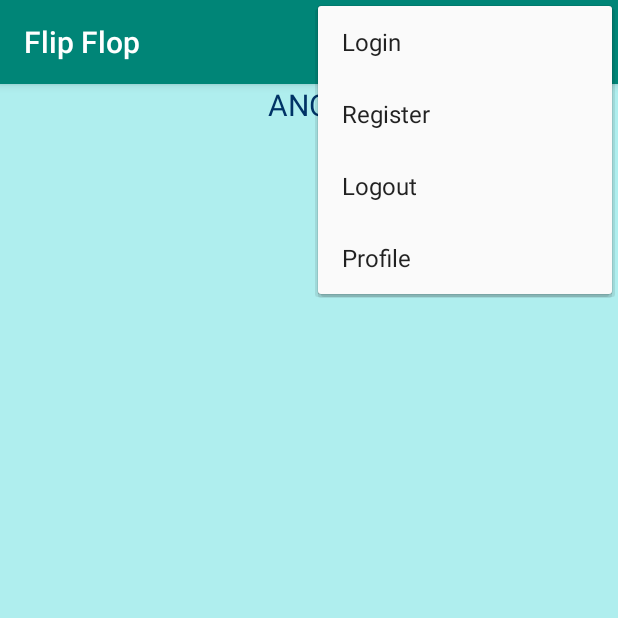
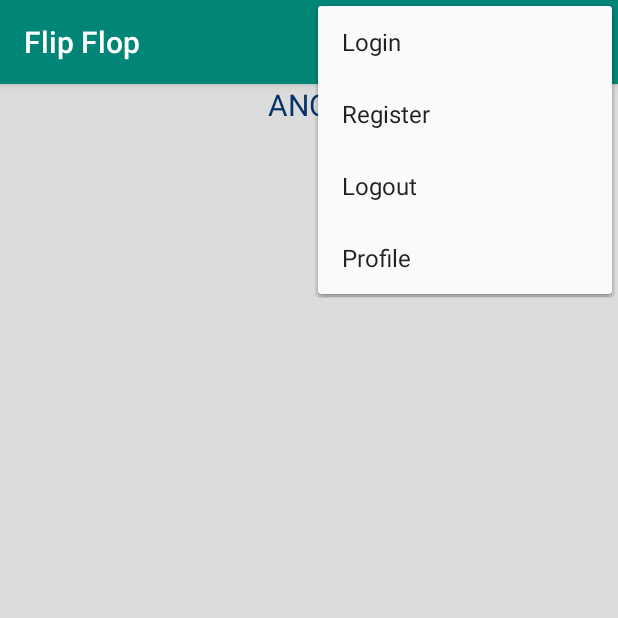
Before and after one commit to DatLombardo/MobileDevices-FlipFlop, an Android app: the screen it shows after launch (MainActivity), with the options menu open, on a phone screen of 412 x 824 dp, the top half of it. Run offline under Robolectric (Android 15) with nearby library versions, the phone set to English and light mode, and no system bars; our stand-ins replace Firebase (no records; nobody signed in at launch, a user with empty details on screens opened directly).

Commit message:
Removed unnecessary comments, Added Error Handling for login and register, Updated profile and comment xml

```diff
--- a/FlipFlop/app/src/main/java/ca/uoit/flip_flop/flipflop/LoginActivity.java
+++ b/FlipFlop/app/src/main/java/ca/uoit/flip_flop/flipflop/LoginActivity.java
@@ -77,6 +77,7 @@ public class LoginActivity extends AppCompatActivity {
                             finish();
                         } else {
                             // INVALID PASSWORD
+                            passwordField.setText("");
                             Toast.makeText(LoginActivity.this, "Invalid password entered", Toast.LENGTH_SHORT).show();
                         }
 
@@ -84,10 +85,12 @@ public class LoginActivity extends AppCompatActivity {
                     }
                 }
 
-                if (!found) {
+                if (!found || username == "" || password == "") {
                     // USER NOT FOUND
                     usernameField.setText("");
+                    usernameField.setError("Try entering username again!");
                     passwordField.setText("");
+                    passwordField.setError("Try entering password again!");
                     Toast.makeText(LoginActivity.this, "Username not found!", Toast.LENGTH_SHORT).show();
                 }
             }
--- a/FlipFlop/app/src/main/java/ca/uoit/flip_flop/flipflop/MainActivity.java
+++ b/FlipFlop/app/src/main/java/ca/uoit/flip_flop/flipflop/MainActivity.java
@@ -398,8 +398,8 @@ public class MainActivity extends AppCompatActivity {
      * start login activity
      */
     public void launchLogin() {
-        Intent intent = new Intent(this, LoginActivity.class);
-        startActivityForResult(intent, LOGIN_CODE);
+            Intent intent = new Intent(this, LoginActivity.class);
+            startActivityForResult(intent, LOGIN_CODE);
     }
 
     /**
--- a/FlipFlop/app/src/main/java/ca/uoit/flip_flop/flipflop/RegisterActivity.java
+++ b/FlipFlop/app/src/main/java/ca/uoit/flip_flop/flipflop/RegisterActivity.java
@@ -71,6 +71,7 @@ public class RegisterActivity extends AppCompatActivity {
         if (TextUtils.isEmpty(username) || TextUtils.isEmpty(password) || TextUtils.isEmpty(secondPass)){
             usernameField.setError("Username cannot be empty");
             passwordField.setError("Password cannot be empty");
+            confirmPassField.setError("Field can't be empty");
             return;
         } else if (password.equals(secondPass)) {
             ArrayList<User> userList =
@@ -78,6 +79,8 @@ public class RegisterActivity extends AppCompatActivity {
 
             for (User user : userList) {
                 if (username.equals(user.getUsername())) {
+                    usernameField.setText("");
+                    usernameField.setError("Pick a different username");
                     Toast.makeText
                             (this, "Username already exists", Toast.LENGTH_SHORT).show();
                     userExists = true;
--- a/FlipFlop/app/src/main/java/ca/uoit/flip_flop/flipflop/ShowDiscussionBoardActivity.java
+++ b/FlipFlop/app/src/main/java/ca/uoit/flip_flop/flipflop/ShowDiscussionBoardActivity.java
@@ -163,6 +163,8 @@ public class ShowDiscussionBoardActivity extends AppCompatActivity {
 
             addCommentSound.start();
             Toast.makeText(this, "Comment submitted", Toast.LENGTH_SHORT).show();
+            commentText.setText("");
+
         }
 
         // Hide keyboard
--- a/FlipFlop/app/src/main/res/layout/activity_main.xml
+++ b/FlipFlop/app/src/main/res/layout/activity_main.xml
@@ -9,7 +9,7 @@
     android:layout_height="match_parent"
     android:orientation="vertical"
     tools:context=".MainActivity"
-    android:background="@color/turquoise">
+    android:background="@color/light_white">
 
     <RelativeLayout
         android:id="@+id/topic_username"
@@ -23,12 +23,7 @@
             android:textSize="20sp"
             android:textColor="@color/darkBlue"
             android:text="ANON"/>
-        <Spinner
-            android:id="@+id/select_topic_spinner"
-            android:layout_width="0dp"
-            android:layout_height="wrap_content"
-            android:layout_below="@id/username"
-            />
+
     </RelativeLayout>
 
     <android.support.v7.widget.RecyclerView
@@ -39,18 +34,4 @@
         android:scrollbars="vertical"
         android:layout_margin="5dp"/>
 
-    <!-- TODO: Fix this
-    <android.support.v7.widget.RecyclerView
-        android:id="@+id/recycler_view"
-        android:layout_width="match_parent"
-        android:layout_height="match_parent">
-
-
-    </android.support.v7.widget.RecyclerView>
-    -->
-
-    <!-- Error Checking for the 2 views
-    <include layout="@layout/board_preview_card"/>
-    <include layout="@layout/activity_show_discussion_board"></include>
-    -->
 </LinearLayout>
--- a/FlipFlop/app/src/main/res/layout/activity_profile.xml
+++ b/FlipFlop/app/src/main/res/layout/activity_profile.xml
@@ -56,7 +56,7 @@
         <ListView android:id="@+id/likes"
             android:layout_width="match_parent"
             android:layout_height="wrap_content"
-            android:background="@color/silver">
+            android:background="@color/light_white">
         </ListView>
     </LinearLayout>
 
@@ -75,7 +75,7 @@
         <ListView android:id="@+id/dislikes"
             android:layout_width="match_parent"
             android:layout_height="wrap_content"
-            android:background="@color/silver">
+            android:background="@color/light_white">
         </ListView>
     </LinearLayout>
 
--- a/FlipFlop/app/src/main/res/layout/activity_show_discussion_board.xml
+++ b/FlipFlop/app/src/main/res/layout/activity_show_discussion_board.xml
@@ -58,6 +58,7 @@
                         android:layout_width="match_parent"
                         android:layout_height="match_parent"
                         android:text="@string/sample_description"
+                        android:textSize="20dp"
                         android:padding="5dp"
                         android:textColor="@color/black"/>
 
--- a/FlipFlop/app/src/main/res/values/colors.xml
+++ b/FlipFlop/app/src/main/res/values/colors.xml
@@ -12,5 +12,6 @@
     <color name= "darkGrey">#808080</color>
     <color name="black">#000000</color>
     <color name="white">#ffffff</color>
+    <color name="light_white">#dbdbdb</color>
     <color name="turquoise">#AFEEEE</color>
 </resources>
--- a/FlipFlop/app/src/main/res/values/dimens.xml
+++ b/FlipFlop/app/src/main/res/values/dimens.xml
@@ -6,4 +6,7 @@
     <dimen name="activity_actionbar_margin">60dp</dimen>
     <dimen name="activity_progress_margin">8dp</dimen>
     <dimen name="activity_progress_inv_margin">-8dp</dimen>
+
+    <dimen name="comment_activity_horizontal_margin">10dp</dimen>
+    <dimen name="comment_activity_vertical_margin">10dp</dimen>
 </resources>
```
Also changed, not shown: FlipFlop/app/src/main/res/layout/board_preview_card.xml (+6 -5 lines), FlipFlop/app/src/main/res/layout/comment_card.xml (+5 -4 lines).
